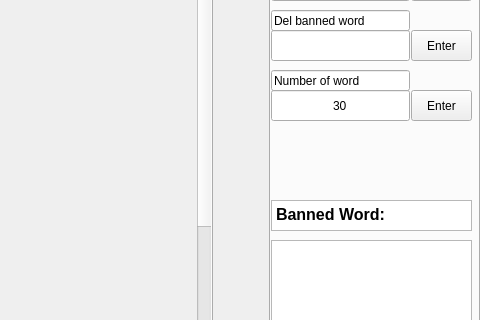
Old version of the form conference.ui in the repository refloor/Conference-Top-Keyword-Analysis-QT; both pictures show x 351 to 831 and y 96 to 416 of the 831 by 589 pixel window.
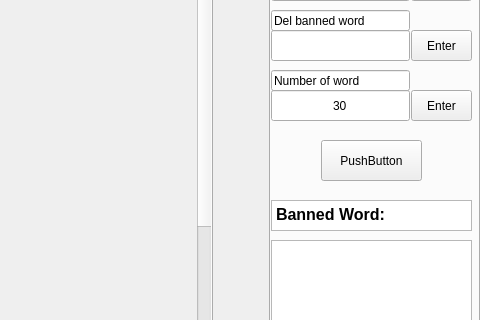
New version of the form. The open tabs and pages were chosen to show the change. Icons and pictures are not drawn.

The edit to the form file:
```diff
--- a/conference.ui
+++ b/conference.ui
@@ -405,6 +405,19 @@
       <string>Enter</string>
      </property>
     </widget>
+    <widget class="QPushButton" name="pushButton_2">
+     <property name="geometry">
+      <rect>
+       <x>50</x>
+       <y>210</y>
+       <width>101</width>
+       <height>41</height>
+      </rect>
+     </property>
+     <property name="text">
+      <string>PushButton</string>
+     </property>
+    </widget>
    </widget>
    <widget class="QWidget" name="tab_4">
     <attribute name="title">
```
Left out of the diff: 4 changed lines with no effect on the pictures.
